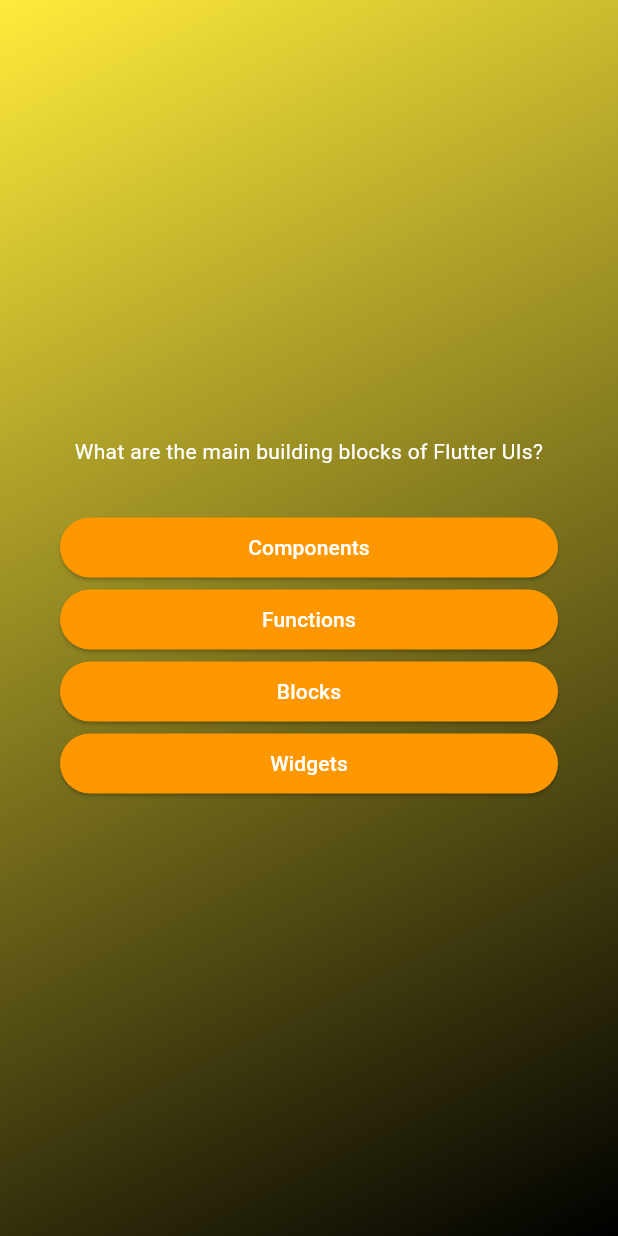
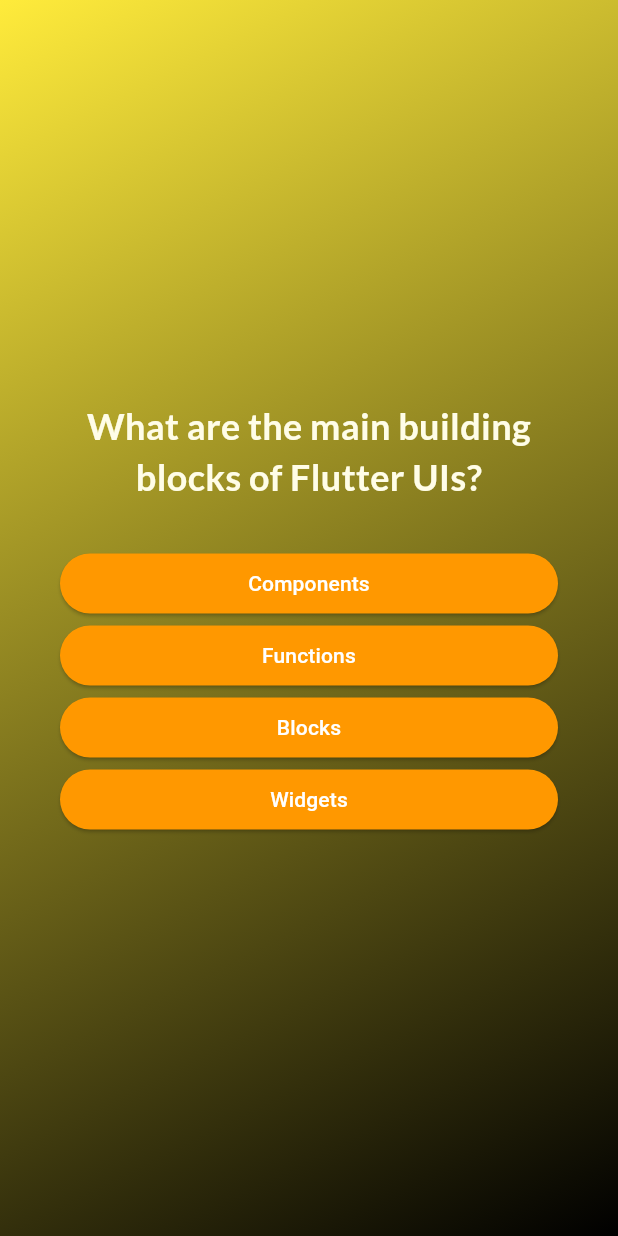
Before and after one commit to realbronoh/flutter-quiz, a Flutter app: the screen it shows after launch, after a tap on "Start Quiz", on a phone screen of 412 x 824 dp. Run offline on Flutter 3.47's test engine with Material 3 defaults, Android fonts, the phone set to English and light mode, and no system bars; our stand-ins replace google_fonts.

Commit message:
google font

```diff
--- a/lib/questions_screen.dart
+++ b/lib/questions_screen.dart
@@ -1,4 +1,5 @@
 import 'package:flutter/material.dart';
+import 'package:google_fonts/google_fonts.dart';
 import 'package:quiz/answer_button.dart';
 import 'package:quiz/data/questions.dart';
 
@@ -32,7 +33,11 @@ class _QuestionsScreenState extends State<QuestionsScreen> {
             Text(
               currentQuestion.text,
               textAlign: TextAlign.center,
-              style: const TextStyle(color: Colors.white),
+              style: GoogleFonts.lato(
+                color: Colors.yellow.shade50,
+                fontSize: 24,
+                fontWeight: FontWeight.bold,
+              ),
             ),
             const SizedBox(height: 30),
             ...currentQuestion.getShuffeledAnswers().map(
--- a/lib/start_screen.dart
+++ b/lib/start_screen.dart
@@ -1,4 +1,5 @@
 import 'package:flutter/material.dart';
+import 'package:google_fonts/google_fonts.dart';
 
 class StartScreen extends StatelessWidget {
   const StartScreen(
@@ -14,13 +15,6 @@ class StartScreen extends StatelessWidget {
       child: Column(
         mainAxisSize: MainAxisSize.min,
         children: [
-          // Opacity( // opacity needs performance
-          //   opacity: 0.6,
-          //   child: Image.asset(
-          //     'assets/images/quiz-logo.png',
-          //     width: 300,
-          //   ),
-          // ),
           Image.asset(
             'assets/images/quiz-logo.png',
             width: 300,
@@ -31,9 +25,10 @@ class StartScreen extends StatelessWidget {
           ),
           Text(
             'Learn Flutter the fun way!',
-            style: TextStyle(
-              color: Colors.grey.shade300,
+            style: GoogleFonts.lato(
+              color: Colors.yellow.shade50,
               fontSize: 24,
+              fontWeight: FontWeight.bold,
             ),
           ),
           const SizedBox(
--- a/pubspec.yaml
+++ b/pubspec.yaml
@@ -34,6 +34,7 @@ dependencies:
   # The following adds the Cupertino Icons font to your application.
   # Use with the CupertinoIcons class for iOS style icons.
   cupertino_icons: ^1.0.2
+  google_fonts: ^6.1.0
 
 dev_dependencies:
   flutter_test:
```
Also changed, not shown: pubspec.lock, 7 other files.
